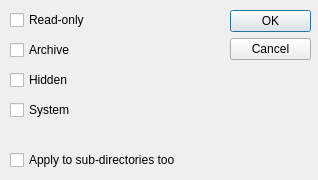
The window that LinImaMT/attribute.ui (MCbx/linimamt) describes before a commit, drawn with Qt 5.
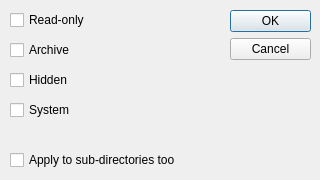
The same window after the commit.

What changed in the file:
```diff
--- a/LinImaMT/attribute.ui
+++ b/LinImaMT/attribute.ui
@@ -6,10 +6,22 @@
    <rect>
     <x>0</x>
     <y>0</y>
-    <width>318</width>
+    <width>320</width>
     <height>180</height>
    </rect>
   </property>
+  <property name="minimumSize">
+   <size>
+    <width>320</width>
+    <height>180</height>
+   </size>
+  </property>
+  <property name="maximumSize">
+   <size>
+    <width>320</width>
+    <height>180</height>
+   </size>
+  </property>
   <property name="windowTitle">
    <string>Set attributes</string>
   </property>
@@ -34,7 +46,7 @@
     <rect>
      <x>10</x>
      <y>10</y>
-     <width>211</width>
+     <width>210</width>
      <height>20</height>
     </rect>
    </property>
```
